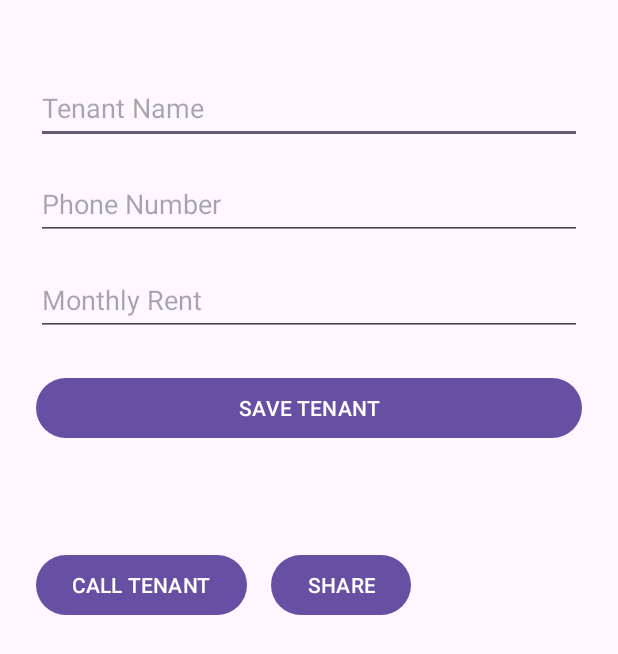
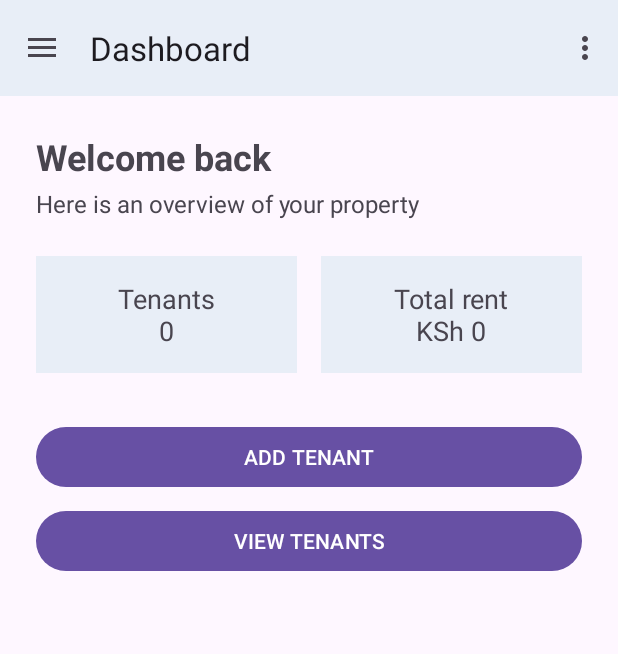
Before and after one commit to Abdulsamad-prog/Tenant-Management-System, an Android app: the MainActivity screen opened directly, with no data from a screen before it, on a phone screen of 412 x 824 dp. Shown: the top 654 px of the screen. Run offline under Robolectric (Android 15) with nearby library versions, the phone set to English and light mode, and no system bars; our stand-ins replace navigation-ui.

Commit message:
Completed Lab 7 - Navigation Drawer and Menu Bars

```diff
--- a/app/src/main/java/com/example/tenantmanagementsystemgroup/DashboardFragment.kt
+++ b/app/src/main/java/com/example/tenantmanagementsystemgroup/DashboardFragment.kt
@@ -1,10 +1,12 @@
 package com.example.tenantmanagementsystemgroup
 
 import android.os.Bundle
+import android.util.Log
 import android.view.LayoutInflater
 import android.view.View
 import android.view.ViewGroup
 import androidx.fragment.app.Fragment
+import androidx.navigation.fragment.findNavController
 import com.example.tenantmanagementsystemgroup.databinding.FragmentDashboardBinding
 
 class DashboardFragment : Fragment() {
@@ -12,27 +14,70 @@ class DashboardFragment : Fragment() {
     private var _binding: FragmentDashboardBinding? = null
     private val binding get() = _binding!!
 
+    override fun onCreate(savedInstanceState: Bundle?) {
+        super.onCreate(savedInstanceState)
+        Log.d("TENANT_LIFECYCLE", "   DashboardFragment: onCreate")
+    }
+
     override fun onCreateView(
         inflater: LayoutInflater,
         container: ViewGroup?,
         savedInstanceState: Bundle?
     ): View {
+        Log.d("TENANT_LIFECYCLE", "   DashboardFragment: onCreateView")
         _binding = FragmentDashboardBinding.inflate(inflater, container, false)
         return binding.root
     }
 
     override fun onViewCreated(view: View, savedInstanceState: Bundle?) {
         super.onViewCreated(view, savedInstanceState)
+        Log.d("TENANT_LIFECYCLE", "   DashboardFragment: onViewCreated")
 
         val tenantCount = TenantRepository.tenants.size
         val totalRent = TenantRepository.totalRent()
 
         binding.tenantCountTextView.text = "Tenants\n$tenantCount"
         binding.totalRentTextView.text = "Total rent\nKSh %,.0f".format(totalRent)
+
+        binding.addTenantButton.setOnClickListener {
+            val action = DashboardFragmentDirections.actionDashboardFragmentToAddTenantFragment()
+            findNavController().navigate(action)
+        }
+
+        binding.viewTenantsButton.setOnClickListener {
+            val action = DashboardFragmentDirections.actionDashboardFragmentToViewTenantsFragment()
+            findNavController().navigate(action)
+        }
+    }
+
+    override fun onStart() {
+        super.onStart()
+        Log.d("TENANT_LIFECYCLE", "   DashboardFragment: onStart")
+    }
+
+    override fun onResume() {
+        super.onResume()
+        Log.d("TENANT_LIFECYCLE", "   DashboardFragment: onResume")
+    }
+
+    override fun onPause() {
+        super.onPause()
+        Log.d("TENANT_LIFECYCLE", "   DashboardFragment: onPause")
+    }
+
+    override fun onStop() {
+        super.onStop()
+        Log.d("TENANT_LIFECYCLE", "   DashboardFragment: onStop")
     }
 
     override fun onDestroyView() {
         super.onDestroyView()
+        Log.d("TENANT_LIFECYCLE", "   DashboardFragment: onDestroyView")
         _binding = null
     }
+
+    override fun onDestroy() {
+        super.onDestroy()
+        Log.d("TENANT_LIFECYCLE", "   DashboardFragment: onDestroy")
+    }
 }
--- a/app/src/main/java/com/example/tenantmanagementsystemgroup/LoginActivity.kt
+++ b/app/src/main/java/com/example/tenantmanagementsystemgroup/LoginActivity.kt
@@ -31,7 +31,7 @@ class LoginActivity : AppCompatActivity() {
             }
 
             val intent = Intent(this, MainActivity::class.java)
-            intent.putExtra("USER_EMAIL", email)
+            intent.putExtra("EMAIL", email)
             startActivity(intent)
             finish()
         }
--- a/app/src/main/java/com/example/tenantmanagementsystemgroup/MainActivity.kt
+++ b/app/src/main/java/com/example/tenantmanagementsystemgroup/MainActivity.kt
@@ -1,17 +1,26 @@
 package com.example.tenantmanagementsystemgroup
 
 import android.content.Intent
-import android.net.Uri
 import android.os.Bundle
 import android.util.Log
-import android.widget.Toast
+import android.view.Menu
+import android.view.MenuItem
 import androidx.appcompat.app.AppCompatActivity
+import androidx.navigation.NavController
+import androidx.navigation.fragment.NavHostFragment
+import androidx.navigation.ui.AppBarConfiguration
+import androidx.navigation.ui.navigateUp
+import androidx.navigation.ui.onNavDestinationSelected
+import androidx.navigation.ui.setupActionBarWithNavController
+import androidx.navigation.ui.setupWithNavController
 import com.example.tenantmanagementsystemgroup.databinding.ActivityMainBinding
+import com.example.tenantmanagementsystemgroup.databinding.NavHeaderBinding
 
 class MainActivity : AppCompatActivity() {
 
     private lateinit var binding: ActivityMainBinding
-    private var lastTenant: Tenant? = null
+    private lateinit var navController: NavController
+    private lateinit var appBarConfiguration: AppBarConfiguration
 
     override fun onCreate(savedInstanceState: Bundle?) {
         super.onCreate(savedInstanceState)
@@ -20,62 +29,44 @@ class MainActivity : AppCompatActivity() {
         binding = ActivityMainBinding.inflate(layoutInflater)
         setContentView(binding.root)
 
-        // RESTORE STATE (after rotation)
-        if (savedInstanceState != null) {
-            val name = savedInstanceState.getString("tenant_name")
-            val phone = savedInstanceState.getString("tenant_phone")
-            val rent = savedInstanceState.getString("tenant_rent")
+        setSupportActionBar(binding.toolbar)
 
-            if (name != null && phone != null && rent != null) {
-                val tenant = Tenant(name, phone, rent)
-                lastTenant = tenant
-                binding.tenant = tenant
-            }
-        }
+        val navHostFragment = supportFragmentManager
+            .findFragmentById(R.id.nav_host_fragment) as NavHostFragment
+        navController = navHostFragment.navController
 
-        // SAVE BUTTON
-        binding.saveButton.setOnClickListener {
-            val name = binding.tenantNameEditText.text.toString()
-            val phone = binding.phoneEditText.text.toString()
-            val rent = binding.rentEditText.text.toString()
+        appBarConfiguration = AppBarConfiguration(
+            setOf(R.id.dashboardFragment, R.id.addTenantFragment, R.id.viewTenantsFragment),
+            binding.drawerLayout
+        )
 
-            if (name.isEmpty() || phone.isEmpty() || rent.isEmpty()) {
-                Toast.makeText(this, "Please fill all fields", Toast.LENGTH_SHORT).show()
-                return@setOnClickListener
-            }
+        setupActionBarWithNavController(navController, appBarConfiguration)
+        binding.navView.setupWithNavController(navController)
 
-            val tenant = Tenant(name, phone, rent)
-            binding.tenant = tenant
-            lastTenant = tenant
-            TenantRepository.addTenant(tenant)
-        }
-
-        // CALL TENANT BUTTON
-        binding.callButton.setOnClickListener {
-            val tenant = lastTenant
-            if (tenant == null) {
-                Toast.makeText(this, "Save a tenant first", Toast.LENGTH_SHORT).show()
-                return@setOnClickListener
-            }
-            val intent = Intent(Intent.ACTION_DIAL, Uri.parse("tel:${tenant.phone}"))
-            startActivity(intent)
-        }
+        val email = intent.getStringExtra("EMAIL")
+        val headerBinding = NavHeaderBinding.bind(binding.navView.getHeaderView(0))
+        headerBinding.headerEmailTextView.text = email ?: "Signed in"
     }
 
-    // SAVE STATE (before Activity is destroyed on rotation)
-    override fun onSaveInstanceState(outState: Bundle) {
-        super.onSaveInstanceState(outState)
-        Log.d("TENANT_LIFECYCLE", "MainActivity: onSaveInstanceState")
-
-        val tenant = lastTenant
-        if (tenant != null) {
-            outState.putString("tenant_name", tenant.name)
-            outState.putString("tenant_phone", tenant.phone)
-            outState.putString("tenant_rent", tenant.rent)
-        }
+    override fun onSupportNavigateUp(): Boolean {
+        return navController.navigateUp(appBarConfiguration) || super.onSupportNavigateUp()
     }
 
-    // LIFECYCLE METHODS
+    override fun onCreateOptionsMenu(menu: Menu): Boolean {
+        menuInflater.inflate(R.menu.main_menu, menu)
+        return true
+    }
+
+    override fun onOptionsItemSelected(item: MenuItem): Boolean {
+        if (item.itemId == R.id.action_logout) {
+            val intent = Intent(this, LoginActivity::class.java)
+            intent.flags = Intent.FLAG_ACTIVITY_NEW_TASK or Intent.FLAG_ACTIVITY_CLEAR_TASK
+            startActivity(intent)
+            return true
+        }
+        return item.onNavDestinationSelected(navController) || super.onOptionsItemSelected(item)
+    }
+
     override fun onStart() {
         super.onStart()
         Log.d("TENANT_LIFECYCLE", "MainActivity: onStart")
--- a/app/src/main/res/layout/activity_main.xml
+++ b/app/src/main/res/layout/activity_main.xml
@@ -1,92 +1,40 @@
 <?xml version="1.0" encoding="utf-8"?>
-<layout xmlns:android="http://schemas.android.com/apk/res/android"
-    xmlns:app="http://schemas.android.com/apk/res-auto">
+<androidx.drawerlayout.widget.DrawerLayout xmlns:android="http://schemas.android.com/apk/res/android"
+    xmlns:app="http://schemas.android.com/apk/res-auto"
+    android:id="@+id/drawerLayout"
+    android:layout_width="match_parent"
+    android:layout_height="match_parent"
+    android:fitsSystemWindows="true">
 
-    <data>
-        <variable
-            name="tenant"
-            type="com.example.tenantmanagementsystemgroup.Tenant" />
-    </data>
-
-    <androidx.constraintlayout.widget.ConstraintLayout
+    <LinearLayout
         android:layout_width="match_parent"
         android:layout_height="match_parent"
         android:fitsSystemWindows="true"
-        android:padding="24dp">
+        android:orientation="vertical">
 
-        <EditText
-            android:id="@+id/tenantNameEditText"
-            android:layout_width="0dp"
+        <com.google.android.material.appbar.MaterialToolbar
+            android:id="@+id/toolbar"
+            android:layout_width="match_parent"
             android:layout_height="wrap_content"
-            android:hint="Tenant Name"
-            android:inputType="textPersonName"
-            android:minHeight="48dp"
-            android:layout_marginTop="24dp"
-            app:layout_constraintTop_toTopOf="parent"
-            app:layout_constraintStart_toStartOf="parent"
-            app:layout_constraintEnd_toEndOf="parent" />
+            android:background="#E8EEF7"
+            android:minHeight="?attr/actionBarSize" />
 
-        <EditText
-            android:id="@+id/phoneEditText"
-            android:layout_width="0dp"
-            android:layout_height="wrap_content"
-            android:hint="Phone Number"
-            android:inputType="phone"
-            android:minHeight="48dp"
-            android:layout_marginTop="16dp"
-            app:layout_constraintTop_toBottomOf="@id/tenantNameEditText"
-            app:layout_constraintStart_toStartOf="parent"
-            app:layout_constraintEnd_toEndOf="parent" />
+        <androidx.fragment.app.FragmentContainerView
+            android:id="@+id/nav_host_fragment"
+            android:name="androidx.navigation.fragment.NavHostFragment"
+            android:layout_width="match_parent"
+            android:layout_height="0dp"
+            android:layout_weight="1"
+            app:defaultNavHost="true"
+            app:navGraph="@navigation/nav_graph" />
+    </LinearLayout>
 
-        <EditText
-            android:id="@+id/rentEditText"
-            android:layout_width="0dp"
-            android:layout_height="wrap_content"
-            android:hint="Monthly Rent"
-            android:inputType="numberDecimal"
-            android:minHeight="48dp"
-            android:layout_marginTop="16dp"
-            app:layout_constraintTop_toBottomOf="@id/phoneEditText"
-            app:layout_constraintStart_toStartOf="parent"
-            app:layout_constraintEnd_toEndOf="parent" />
-
-        <Button
-            android:id="@+id/saveButton"
-            android:layout_width="0dp"
-            android:layout_height="wrap_content"
-            android:text="SAVE TENANT"
-            android:layout_marginTop="24dp"
-            app:layout_constraintTop_toBottomOf="@id/rentEditText"
-            app:layout_constraintStart_toStartOf="parent"
-            app:layout_constraintEnd_toEndOf="parent" />
-
-        <TextView
-            android:id="@+id/tenantResultTextView"
-            android:layout_width="wrap_content"
-            android:layout_height="wrap_content"
-            android:text="@{tenant.summary()}"
-            android:textSize="16sp"
-            android:layout_marginTop="24dp"
-            app:layout_constraintTop_toBottomOf="@id/saveButton"
-            app:layout_constraintStart_toStartOf="parent" />
-
-        <Button
-            android:id="@+id/callButton"
-            android:layout_width="wrap_content"
-            android:layout_height="wrap_content"
-            android:text="CALL TENANT"
-            android:layout_marginTop="24dp"
-            app:layout_constraintTop_toBottomOf="@id/tenantResultTextView"
-            app:layout_constraintStart_toStartOf="parent" />
-
-        <Button
-            android:id="@+id/shareButton"
-            android:layout_width="wrap_content"
-            android:layout_height="wrap_content"
-            android:text="SHARE"
-            android:layout_marginStart="16dp"
-            app:layout_constraintTop_toTopOf="@id/callButton"
-            app:layout_constraintStart_toEndOf="@id/callButton" />
-
-    </androidx.constraintlayout.widget.ConstraintLayout>
-</layout>
+    <com.google.android.material.navigation.NavigationView
+        android:id="@+id/navView"
+        android:layout_width="wrap_content"
+        android:layout_height="match_parent"
+        android:layout_gravity="start"
+        android:fitsSystemWindows="true"
+        app:headerLayout="@layout/nav_header"
+        app:menu="@menu/drawer_menu" />
+</androidx.drawerlayout.widget.DrawerLayout>
--- /dev/null
+++ b/app/src/main/res/menu/drawer_menu.xml
@@ -0,0 +1,17 @@
+<?xml version="1.0" encoding="utf-8"?>
+<menu xmlns:android="http://schemas.android.com/apk/res/android">
+    <group android:checkableBehavior="single">
+        <item
+            android:id="@+id/dashboardFragment"
+            android:icon="@android:drawable/ic_menu_agenda"
+            android:title="Dashboard" />
+        <item
+            android:id="@+id/addTenantFragment"
+            android:icon="@android:drawable/ic_menu_add"
+            android:title="Add Tenant" />
+        <item
+            android:id="@+id/viewTenantsFragment"
+            android:icon="@android:drawable/ic_menu_view"
+            android:title="View Tenants" />
+    </group>
+</menu>
--- /dev/null
+++ b/app/src/main/res/menu/main_menu.xml
@@ -0,0 +1,12 @@
+<?xml version="1.0" encoding="utf-8"?>
+<menu xmlns:android="http://schemas.android.com/apk/res/android"
+    xmlns:app="http://schemas.android.com/apk/res-auto">
+    <item
+        android:id="@+id/viewTenantsFragment"
+        android:title="View Tenants"
+        app:showAsAction="never" />
+    <item
+        android:id="@+id/action_logout"
+        android:title="Logout"
+        app:showAsAction="never" />
+</menu>
--- a/app/src/main/res/navigation/nav_graph.xml
+++ b/app/src/main/res/navigation/nav_graph.xml
@@ -12,10 +12,18 @@
         tools:layout="@layout/fragment_dashboard">
         <action
             android:id="@+id/action_dashboardFragment_to_addTenantFragment"
-            app:destination="@id/addTenantFragment" />
+            app:destination="@id/addTenantFragment"
+            app:enterAnim="@anim/nav_default_enter_anim"
+            app:exitAnim="@anim/nav_default_exit_anim"
+            app:popEnterAnim="@anim/nav_default_pop_enter_anim"
+            app:popExitAnim="@anim/nav_default_pop_exit_anim" />
         <action
             android:id="@+id/action_dashboardFragment_to_viewTenantsFragment"
-            app:destination="@id/viewTenantsFragment" />
+            app:destination="@id/viewTenantsFragment"
+            app:enterAnim="@anim/nav_default_enter_anim"
+            app:exitAnim="@anim/nav_default_exit_anim"
+            app:popEnterAnim="@anim/nav_default_pop_enter_anim"
+            app:popExitAnim="@anim/nav_default_pop_exit_anim" />
     </fragment>
 
     <fragment
@@ -25,7 +33,8 @@
         tools:layout="@layout/fragment_add_tenant">
         <action
             android:id="@+id/action_addTenantFragment_to_viewTenantsFragment"
-            app:destination="@id/viewTenantsFragment" />
+            app:destination="@id/viewTenantsFragment"
+            app:popUpTo="@id/dashboardFragment" />
     </fragment>
 
     <fragment
@@ -39,5 +48,4 @@
             app:nullable="true"
             android:defaultValue="@null" />
     </fragment>
-
 </navigation>
```
Also changed, not shown: app/src/main/java/com/example/tenantmanagementsystemgroup/ViewTenantsFragment.kt (+52 -1 lines), app/src/main/res/layout/nav_header.xml (added, +27 -0 lines).
